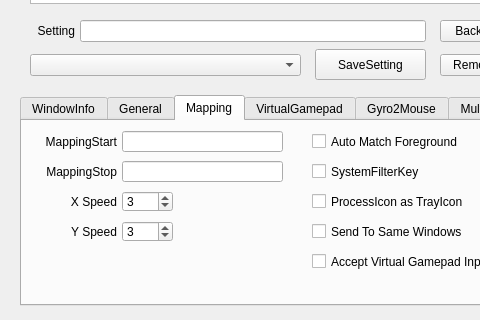
First picture: the form in QKeyMapper/qkeymapper.ui, repository Zalafina/QKeyMapper, before the edit; both pictures show x 0 to 480 and y 350 to 670 of the 1070 by 670 pixel window.
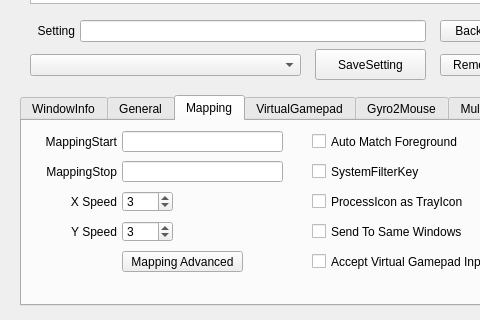
Second picture: the form after the edit. The open tabs and pages were chosen to show the change.

Commit message: Add MappingAdvancedSetting button.

Diff of the .ui file:
```diff
--- a/QKeyMapper/qkeymapper.ui
+++ b/QKeyMapper/qkeymapper.ui
@@ -1188,6 +1188,25 @@
       <string>SystemFilterKey</string>
      </property>
     </widget>
+    <widget class="QPushButton" name="MappingAdvancedSettingButton">
+     <property name="geometry">
+      <rect>
+       <x>100</x>
+       <y>130</y>
+       <width>121</width>
+       <height>21</height>
+      </rect>
+     </property>
+     <property name="focusPolicy">
+      <enum>Qt::FocusPolicy::NoFocus</enum>
+     </property>
+     <property name="text">
+      <string>Mapping Advanced</string>
+     </property>
+     <property name="autoDefault">
+      <bool>false</bool>
+     </property>
+    </widget>
    </widget>
    <widget class="QWidget" name="virtual_gamepad">
     <attribute name="title">
```
Left out of the diff: 2 changed lines with no effect on the pictures.
